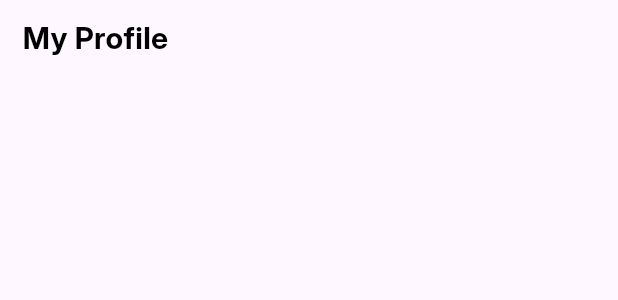
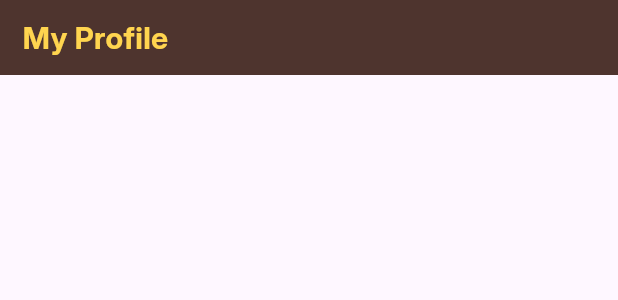
Before and after one commit to 6838gamal/tingle-live-streaming, a Flutter app: the ProfileAppBarWidget widget shown alone on an empty page, opened directly, on a phone screen of 412 x 824 dp. Shown: the top 300 px of the screen. Run offline on Flutter 3.47's test engine with Material 3 defaults, Android fonts, the phone set to English and light mode, and no system bars; our stand-ins replace animated_flip_counter, audioplayers, blurrycontainer, cached_network_image, camera, chewie and 24 more; missing offline and left inert: date_picker_plus, fading_edge_scrollview, flutter_branch_sdk, flutter_svga, get_thumbnail_video; accounts and stored records are empty; network calls fail.

Commit message:
Refactor profile app bar widget styling
Updated the profile app bar widget's padding and colors.

```diff
--- a/lib/page/profile_page/widget/profile_app_bar_widget.dart
+++ b/lib/page/profile_page/widget/profile_app_bar_widget.dart
@@ -11,16 +11,23 @@ class ProfileAppBarWidget extends StatelessWidget {
   Widget build(BuildContext context) {
     return Container(
       height: MediaQuery.of(context).viewPadding.top + 50,
-      padding: EdgeInsets.only(top: MediaQuery.of(context).viewPadding.top, left: 15, right: 15),
+      padding: EdgeInsets.only(
+        top: MediaQuery.of(context).viewPadding.top,
+        left: 15,
+        right: 15,
+      ),
       alignment: Alignment.center,
       width: Get.width,
-      color: AppColor.transparent,
+      color: const Color(0xFF4E342E), // بني فاخر
       child: Row(
         mainAxisAlignment: MainAxisAlignment.start,
         children: [
           Text(
             EnumLocal.txtMyProfile.name.tr,
-            style: AppFontStyle.styleW700(AppColor.black, 20),
+            style: AppFontStyle.styleW700(
+              const Color(0xFFFFD54F), // نص ذهبي
+              20,
+            ),
           ),
         ],
       ),
```
